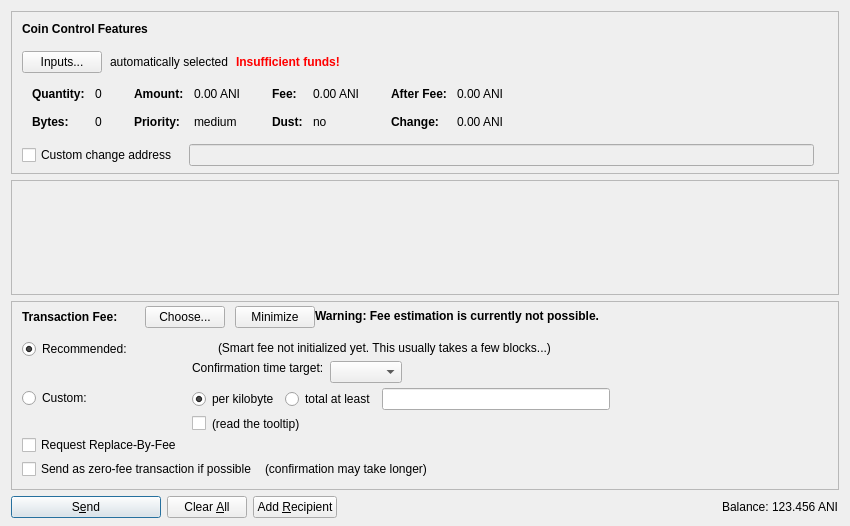
This is src/qt/forms/sendcoinsdialog.ui in Animecointeam/Animecoin as Qt 5 draws it before an edit. The edited form follows.
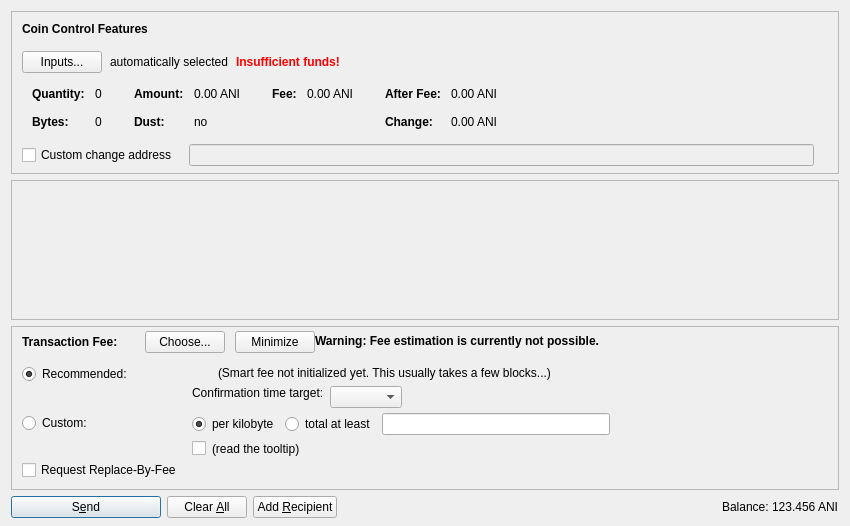
This is the edited form. Icons and pictures are not drawn. Custom widgets are drawn as their Qt base class.

Commit message: Experimental: no more free transactions or priorities.

Diff of the .ui file:
```diff
--- a/src/qt/forms/sendcoinsdialog.ui
+++ b/src/qt/forms/sendcoinsdialog.ui
@@ -332,86 +332,6 @@
                 </widget>
                </item>
                <item row="1" column="0">
-                <widget class="QLabel" name="labelCoinControlPriorityText">
-                 <property name="font">
-                  <font>
-                   <weight>75</weight>
-                   <bold>true</bold>
-                  </font>
-                 </property>
-                 <property name="text">
-                  <string>Priority:</string>
-                 </property>
-                </widget>
-               </item>
-               <item row="1" column="1">
-                <widget class="QLabel" name="labelCoinControlPriority">
-                 <property name="cursor">
-                  <cursorShape>IBeamCursor</cursorShape>
-                 </property>
-                 <property name="contextMenuPolicy">
-                  <enum>Qt::ActionsContextMenu</enum>
-                 </property>
-                 <property name="text">
-                  <string notr="true">medium</string>
-                 </property>
-                 <property name="textInteractionFlags">
-                  <set>Qt::LinksAccessibleByMouse|Qt::TextSelectableByKeyboard|Qt::TextSelectableByMouse</set>
-                 </property>
-                </widget>
-               </item>
-              </layout>
-             </item>
-             <item>
-              <layout class="QFormLayout" name="formLayoutCoinControl3">
-               <property name="horizontalSpacing">
-                <number>10</number>
-               </property>
-               <property name="verticalSpacing">
-                <number>14</number>
-               </property>
-               <property name="leftMargin">
-                <number>6</number>
-               </property>
-               <property name="topMargin">
-                <number>4</number>
-               </property>
-               <property name="rightMargin">
-                <number>6</number>
-               </property>
-               <item row="0" column="0">
-                <widget class="QLabel" name="labelCoinControlFeeText">
-                 <property name="font">
-                  <font>
-                   <weight>75</weight>
-                   <bold>true</bold>
-                  </font>
-                 </property>
-                 <property name="text">
-                  <string>Fee:</string>
-                 </property>
-                 <property name="margin">
-                  <number>0</number>
-                 </property>
-                </widget>
-               </item>
-               <item row="0" column="1">
-                <widget class="QLabel" name="labelCoinControlFee">
-                 <property name="cursor">
-                  <cursorShape>IBeamCursor</cursorShape>
-                 </property>
-                 <property name="contextMenuPolicy">
-                  <enum>Qt::ActionsContextMenu</enum>
-                 </property>
-                 <property name="text">
-                  <string notr="true">0.00 ANI</string>
-                 </property>
-                 <property name="textInteractionFlags">
-                  <set>Qt::LinksAccessibleByMouse|Qt::TextSelectableByKeyboard|Qt::TextSelectableByMouse</set>
-                 </property>
-                </widget>
-               </item>
-               <item row="1" column="0">
                 <widget class="QLabel" name="labelCoinControlLowOutputText">
                  <property name="font">
                   <font>
@@ -442,6 +362,57 @@
                </item>
               </layout>
              </item>
+             <item>
+              <layout class="QFormLayout" name="formLayoutCoinControl3">
+               <property name="horizontalSpacing">
+                <number>10</number>
+               </property>
+               <property name="verticalSpacing">
+                <number>14</number>
+               </property>
+               <property name="leftMargin">
+                <number>6</number>
+               </property>
+               <property name="topMargin">
+                <number>4</number>
+               </property>
+               <property name="rightMargin">
+                <number>6</number>
+               </property>
+               <item row="0" column="0">
+                <widget class="QLabel" name="labelCoinControlFeeText">
+                 <property name="font">
+                  <font>
+                   <weight>75</weight>
+                   <bold>true</bold>
+                  </font>
+                 </property>
+                 <property name="text">
+                  <string>Fee:</string>
+                 </property>
+                 <property name="margin">
+                  <number>0</number>
+                 </property>
+                </widget>
+               </item>
+               <item row="0" column="1">
+                <widget class="QLabel" name="labelCoinControlFee">
+                 <property name="cursor">
+                  <cursorShape>IBeamCursor</cursorShape>
+                 </property>
+                 <property name="contextMenuPolicy">
+                  <enum>Qt::ActionsContextMenu</enum>
+                 </property>
+                 <property name="text">
+                  <string notr="true">0.00 ANI</string>
+                 </property>
+                 <property name="textInteractionFlags">
+                  <set>Qt::LinksAccessibleByMouse|Qt::TextSelectableByKeyboard|Qt::TextSelectableByMouse</set>
+                 </property>
+                </widget>
+               </item>
+             </layout>
+             </item>
              <item>
               <layout class="QFormLayout" name="formLayoutCoinControl4">
                <property name="horizontalSpacing">
@@ -617,7 +588,7 @@
         <x>0</x>
         <y>0</y>
         <width>830</width>
-        <height>68</height>
+        <height>104</height>
        </rect>
       </property>
       <layout class="QVBoxLayout" name="verticalLayout_2" stretch="0,1">
@@ -1163,59 +1134,6 @@
            </item>
             </layout>
            </item>
-           <item>
-            <layout class="QHBoxLayout" name="horizontalLayoutFee5" stretch="0,0,0">
-             <property name="spacing">
-              <number>8</number>
-             </property>
-             <property name="bottomMargin">
-              <number>4</number>
-             </property>
-             <item>
-              <widget class="QCheckBox" name="checkBoxFreeTx">
-               <property name="text">
-                <string>Send as zero-fee transaction if possible</string>
-               </property>
-              </widget>
-             </item>
-             <item>
-              <widget class="QLabel" name="labelFreeTx">
-               <property name="text">
-                <string>(confirmation may take longer)</string>
-               </property>
-               <property name="margin">
-                <number>5</number>
-               </property>
-              </widget>
-             </item>
-             <item>
-              <spacer name="horizontalSpacerFee5">
-               <property name="orientation">
-                <enum>Qt::Horizontal</enum>
-               </property>
-               <property name="sizeHint" stdset="0">
-                <size>
-                 <width>1</width>
-                 <height>1</height>
-                </size>
-               </property>
-              </spacer>
-             </item>
-            </layout>
-           </item>
-           <item>
-            <spacer name="verticalSpacerFee2">
-             <property name="orientation">
-              <enum>Qt::Vertical</enum>
-             </property>
-             <property name="sizeHint" stdset="0">
-              <size>
-               <width>1</width>
-               <height>1</height>
-              </size>
-             </property>
-            </spacer>
-           </item>
           </layout>
          </widget>
         </item>
```
The commit also changes 35 other files.
